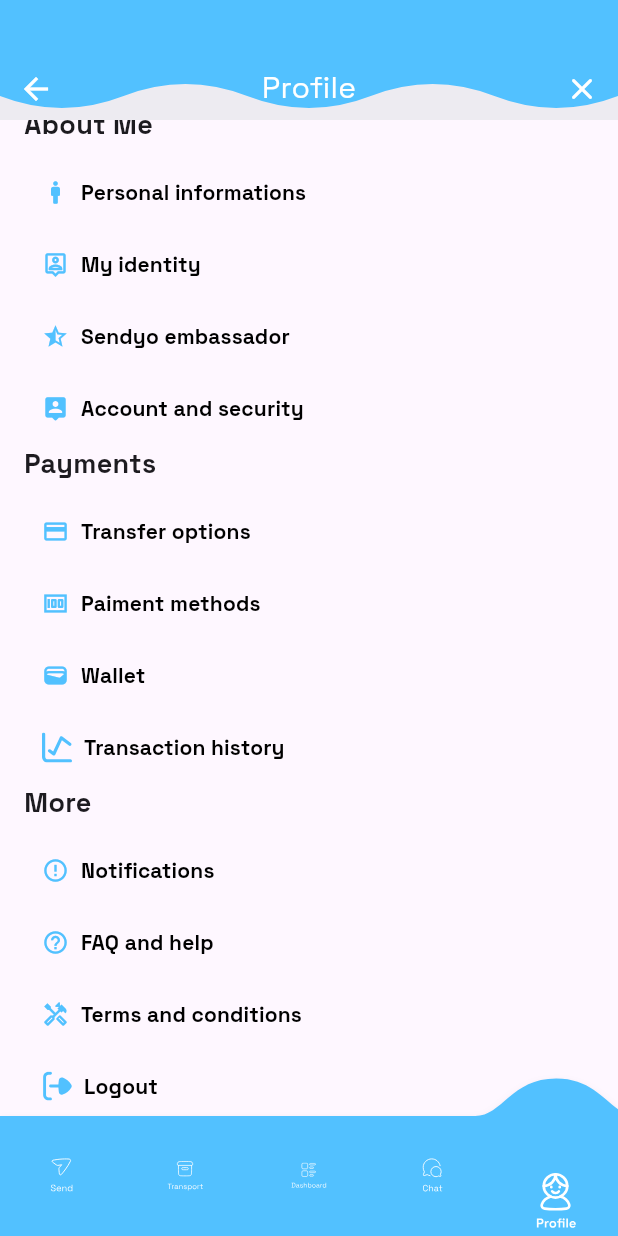
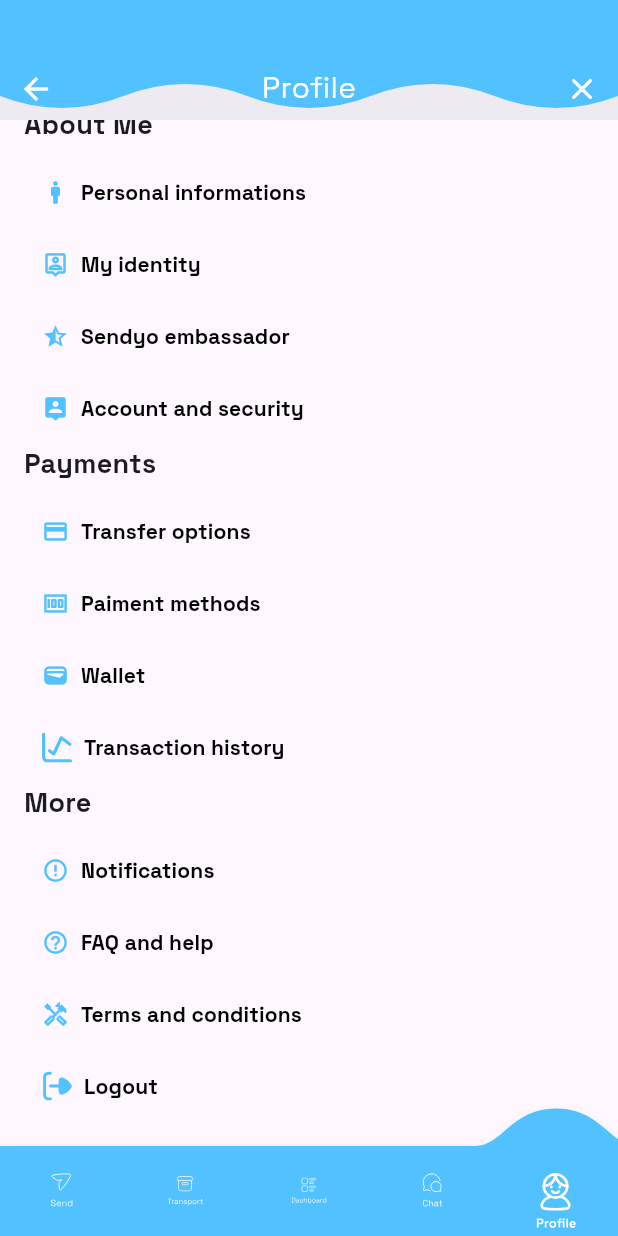
Before and after one commit to OmarHaoui/digitup_test, a Flutter app: the screen it shows after launch, scrolled down 550 dp, on a phone screen of 412 x 824 dp. Run offline on Flutter 3.47's test engine with Material 3 defaults, Android fonts, the phone set to English and light mode, and no system bars; drawn by our look-alikes of convex_bottom_bar; our stand-ins replace flutter_svg.

Commit message:
third commit

```diff
--- a/lib/main.dart
+++ b/lib/main.dart
@@ -18,7 +18,7 @@ class MyApp extends StatelessWidget {
         fontFamily: 'Space Grotesk',
         primaryColor: primaryColor,
       ),
-      home: ProfileScreen(),
+      home: const ProfileScreen(),
     );
   }
 }
--- a/lib/utils/widgets.dart
+++ b/lib/utils/widgets.dart
@@ -39,4 +39,4 @@ class ThreePeakWavesClipper extends CustomClipper<Path> {
 svgIcon(String path) =>
     SvgPicture.asset(path, width: 20.0, height: 20.0, color: primaryColor);
 svgIcon2(String path) =>
-    SvgPicture.asset(path, width: 50.0, height: 50.0, color: Colors.white);
+    SvgPicture.asset(path, width: 60.0, height: 60.0, color: Colors.white);
--- a/lib/view/home_page.dart
+++ b/lib/view/home_page.dart
@@ -1,19 +1,12 @@
-// ignore_for_file: prefer_const_constructors, prefer_const_literals_to_create_immutables
-
-import 'dart:math';
-
 import 'package:convex_bottom_bar/convex_bottom_bar.dart';
-import 'package:flutter/cupertino.dart';
-import 'package:curved_navigation_bar/curved_navigation_bar.dart';
 import 'package:flutter/material.dart';
-import 'package:flutter/rendering.dart';
-import 'package:flutter/widgets.dart';
-import 'package:flutter_svg/flutter_svg.dart';
 
 import '../utils/constants.dart';
 import '../utils/widgets.dart';
 
 class ProfileScreen extends StatefulWidget {
+  const ProfileScreen({super.key});
+
   @override
   State<ProfileScreen> createState() => _ProfileScreenState();
 }
@@ -38,7 +31,7 @@ class _ProfileScreenState extends State<ProfileScreen> {
     return Scaffold(
       appBar: AppBar(
         toolbarHeight: 80,
-        backgroundColor: Color(0xfff8f8f8),
+        backgroundColor: const Color(0xfff8f8f8),
         //backgroundColor: Colors.transparent,
         flexibleSpace: ClipPath(
           clipper: ThreePeakWavesClipper(),
@@ -53,15 +46,16 @@ class _ProfileScreenState extends State<ProfileScreen> {
                     mainAxisAlignment: MainAxisAlignment.spaceBetween,
                     children: [
                       IconButton(
-                        icon: Icon(Icons.arrow_back, color: Colors.white),
+                        icon: const Icon(Icons.arrow_back, color: Colors.white),
                         onPressed: () {
                           // Handle navigation to menu
                         },
                       ),
-                      Text('Profile',
+                      const Text('Profile',
                           style: TextStyle(color: Colors.white, fontSize: 20)),
                       IconButton(
-                        icon: Icon(Icons.close_rounded, color: Colors.white),
+                        icon: const Icon(Icons.close_rounded,
+                            color: Colors.white),
                         onPressed: () {
                           // Handle navigation to settings
                         },
@@ -85,16 +79,16 @@ class _ProfileScreenState extends State<ProfileScreen> {
                   child: ListView(
                     children: [
                       Container(
-                        decoration: BoxDecoration(
+                        decoration: const BoxDecoration(
                           borderRadius: BorderRadius.only(
                             bottomLeft: Radius.circular(30),
                             bottomRight: Radius.circular(30),
                           ),
                           color: Color(0xffF8F8F8),
                         ),
-                        padding: EdgeInsets.only(top: 10),
+                        padding: const EdgeInsets.only(top: 10),
                         child: Padding(
-                          padding: EdgeInsets.only(
+                          padding: const EdgeInsets.only(
                               bottom: 8, left: 8, right: 8, top: 0),
                           child: Row(
                             crossAxisAlignment: CrossAxisAlignment.center,
@@ -106,7 +100,7 @@ class _ProfileScreenState extends State<ProfileScreen> {
                                     color: primaryColor,
                                     width: 2.0,
                                   ),
-                                  image: DecorationImage(
+                                  image: const DecorationImage(
                                     image: AssetImage(
                                         'assets/images/profileImage.png'), // Replace with your image path
                                     fit: BoxFit.cover,
@@ -114,24 +108,24 @@ class _ProfileScreenState extends State<ProfileScreen> {
                                         .topCenter, // Aligns the image to the top
                                   ),
                                 ),
-                                child: CircleAvatar(
+                                child: const CircleAvatar(
                                   // Profile picture
                                   radius: 50.0,
                                   backgroundColor: Colors.transparent,
                                 ),
                               ),
-                              SizedBox(width: 16.0),
+                              const SizedBox(width: 16.0),
                               Column(
                                 crossAxisAlignment: CrossAxisAlignment.start,
                                 mainAxisAlignment: MainAxisAlignment.center,
                                 children: [
-                                  Text(
+                                  const Text(
                                     'Maryam.Bernoussy', // Replace with your name
                                     style: TextStyle(
                                         fontSize: 18.0,
                                         fontWeight: FontWeight.bold),
                                   ),
-                                  Row(
+                                  const Row(
                                     children: [
                                       Text('Member since '),
                                       Text('6th March 2024',
@@ -140,8 +134,8 @@ class _ProfileScreenState extends State<ProfileScreen> {
                                     ],
                                   ),
                                   Container(
-                                    margin:
-                                        EdgeInsets.only(top: 5.0, bottom: 10),
+                                    margin: const EdgeInsets.only(
+                                        top: 5.0, bottom: 10),
                                     height: 5,
                                     width: 30,
                                     decoration: BoxDecoration(
@@ -153,7 +147,7 @@ class _ProfileScreenState extends State<ProfileScreen> {
                                   Container(
                                     height: 100,
                                     width: 215,
-                                    child: Text(
+                                    child: const Text(
                                       softWrap: true,
                                       'Insert a mini bio below. Share a snippet about yourself—interests, background, or achievements—to give others a quick glimpse of who you are.',
                                       style: TextStyle(
@@ -163,7 +157,8 @@ class _ProfileScreenState extends State<ProfileScreen> {
                                   ),
                                   IconButton(
                                     onPressed: () {},
-                                    icon: Icon(Icons.edit_calendar_rounded),
+                                    icon:
+                                        const Icon(Icons.edit_calendar_rounded),
                                   )
                                 ],
                               ),
@@ -178,14 +173,14 @@ class _ProfileScreenState extends State<ProfileScreen> {
                           crossAxisAlignment: CrossAxisAlignment.start,
                           children: [
                             // Profile details
-                            Text(
+                            const Text(
                               'My Stories',
                               style: TextStyle(
                                 fontSize: 18.0,
                                 fontWeight: FontWeight.bold,
                               ),
                             ),
-                            SizedBox(height: 8.0),
+                            const SizedBox(height: 8.0),
                             Container(
                               height: screenHeight(context) / 3.4,
                               child: ListView.builder(
@@ -198,7 +193,7 @@ class _ProfileScreenState extends State<ProfileScreen> {
                                             //TODO: Add a new story
                                           },
                                           child: Container(
-                                            margin: EdgeInsets.only(
+                                            margin: const EdgeInsets.only(
                                                 right: 8, bottom: 40),
                                             width: screenWidth(context) / 2.7,
                                             height: screenHeight(context) / 3.4,
@@ -235,7 +230,7 @@ class _ProfileScreenState extends State<ProfileScreen> {
                                           child: Stack(
                                             children: [
                                               Container(
-                                                margin: EdgeInsets.only(
+                                                margin: const EdgeInsets.only(
                                                     bottom: 40.0),
                                                 height: double.infinity,
                                                 width:
@@ -258,6 +253,7 @@ class _ProfileScreenState extends State<ProfileScreen> {
                                                 child: Center(
                                                   child: Container(
                                                     decoration: BoxDecoration(
+                                                      color: Colors.white,
                                                       shape: BoxShape.circle,
                                                       border: Border.all(
                                                           color: Colors.grey,
@@ -272,7 +268,7 @@ class _ProfileScreenState extends State<ProfileScreen> {
                                                       onPressed: () {
                                                         //TODO: delete the story
                                                       },
-                                                      icon: Icon(
+                                                      icon: const Icon(
                                                         Icons.close_rounded,
                                                         color: Colors.grey,
                                                         size: 30.0,
@@ -287,15 +283,15 @@ class _ProfileScreenState extends State<ProfileScreen> {
                                 },
                               ),
                             ),
-                            SizedBox(height: 16.0),
+                            const SizedBox(height: 16.0),
                             // **My about me section**
-                            Text('About Me',
+                            const Text('About Me',
                                 style: TextStyle(
                                   fontSize: 18.0,
                                   fontWeight: FontWeight.w700,
                                 )),
 
-                            SizedBox(height: 8.0),
+                            const SizedBox(height: 8.0),
                             TextButton(
                               onPressed: () {
                                 //TODO: Navigate to the personal information screen
@@ -304,10 +300,10 @@ class _ProfileScreenState extends State<ProfileScreen> {
                                 children: [
                                   Icon(Icons.man_rounded, color: primaryColor),
 
-                                  SizedBox(
+                                  const SizedBox(
                                       width:
                                           8.0), // Add some spacing between icon and text
-                                  Expanded(
+                                  const Expanded(
                                     child: Text(
                                       'Personal informations',
                                       style: TextStyle(
@@ -324,10 +320,10 @@ class _ProfileScreenState extends State<ProfileScreen> {
                                 children: [
                                   Icon(Icons.person_pin_outlined,
                                       color: primaryColor),
-                                  SizedBox(
+                                  const SizedBox(
                                       width:
                                           8.0), // Add some spacing between icon and text
-                                  Expanded(
+                                  const Expanded(
                                       child: Text(
                                     'My identity',
                                     style: TextStyle(
@@ -343,10 +339,10 @@ class _ProfileScreenState extends State<ProfileScreen> {
                                 children: [
                                   Icon(Icons.star_half_outlined,
                                       color: primaryColor),
-                                  SizedBox(
+                                  const SizedBox(
                                       width:
                                           8.0), // Add some spacing between icon and text
-                                  Expanded(
+                                  const Expanded(
                                       child: Text(
                                     'Sendyo embassador',
                                     style: TextStyle(
@@ -362,10 +358,10 @@ class _ProfileScreenState extends State<ProfileScreen> {
                                 children: [
                                   Icon(Icons.person_pin_rounded,
                                       color: primaryColor),
-                                  SizedBox(
+                                  const SizedBox(
                                       width:
                                           8.0), // Add some spacing between icon and text
-                                  Expanded(
+                                  const Expanded(
                                       child: Text(
                                     'Account and security',
                                     style: TextStyle(
@@ -378,20 +374,20 @@ class _ProfileScreenState extends State<ProfileScreen> {
                             // **End of the about me section**
 
                             // **My payments section**
-                            Text('Payments',
+                            const Text('Payments',
                                 style: TextStyle(
                                     fontSize: 18.0,
                                     fontWeight: FontWeight.w700)),
-                            SizedBox(height: 8.0),
+                            const SizedBox(height: 8.0),
                             TextButton(
                               onPressed: () {},
                               child: Row(
                                 children: [
                                   Icon(Icons.credit_card, color: primaryColor),
-                                  SizedBox(
+                                  const SizedBox(
                                       width:
                                           8.0), // Add some spacing between icon and text
-                                  Expanded(
+                                  const Expanded(
                                       child: Text(
                                     'Transfer options',
                                     style: TextStyle(
@@ -406,10 +402,10 @@ class _ProfileScreenState extends State<ProfileScreen> {
                               child: Row(
                                 children: [
                                   Icon(Icons.money, color: primaryColor),
-                                  SizedBox(
+                                  const SizedBox(
                                       width:
                                           8.0), // Add some spacing between icon and text
-                                  Expanded(
+                                  const Expanded(
                                       child: Text(
                                     'Paiment methods',
                                     style: TextStyle(
@@ -424,10 +420,10 @@ class _ProfileScreenState extends State<ProfileScreen> {
                               child: Row(
                                 children: [
                                   Icon(Icons.wallet, color: primaryColor),
-                                  SizedBox(
+                                  const SizedBox(
                                       width:
                                           8.0), // Add some spacing between icon and text
-                                  Expanded(
+                                  const Expanded(
                                       child: Text(
                                     'Wallet',
                                     style: TextStyle(
@@ -442,10 +438,10 @@ class _ProfileScreenState extends State<ProfileScreen> {
                               child: Row(
                                 children: [
                                   svgIcon('assets/images/svg/MoneyGraph.svg'),
-                                  SizedBox(
+                                  const SizedBox(
                                       width:
                                           8.0), // Add some spacing between icon and text
-                                  Expanded(
+                                  const Expanded(
                                       child: Text(
                                     'Transaction history',
                                     style: TextStyle(
@@ -457,21 +453,21 @@ class _ProfileScreenState extends State<ProfileScreen> {
                             ),
                             // **End of the payments section**
                             // **More section**
-                            Text('More',
+                            const Text('More',
                                 style: TextStyle(
                                     fontSize: 18.0,
                                     fontWeight: FontWeight.w700)),
-                            SizedBox(height: 8.0),
+                            const SizedBox(height: 8.0),
                             TextButton(
                               onPressed: () {},
                               child: Row(
                                 children: [
                                   Icon(Icons.error_outline,
                                       color: primaryColor),
-                                  SizedBox(
+                                  const SizedBox(
                                       width:
                                           8.0), // Add some spacing between icon and text
-                                  Expanded(
+                                  const Expanded(
                                       child: Text(
                                     'Notifications',
                                     style: TextStyle(
@@ -486,10 +482,10 @@ class _ProfileScreenState extends State<ProfileScreen> {
                               child: Row(
                                 children: [
                                   Icon(Icons.help_outline, color: primaryColor),
-                                  SizedBox(
+                                  const SizedBox(
                                       width:
                                           8.0), // Add some spacing between icon and text
-                                  Expanded(
+                                  const Expanded(
                                       child: Text(
                                     'FAQ and help',
                                     style: TextStyle(
@@ -505,10 +501,10 @@ class _ProfileScreenState extends State<ProfileScreen> {
                                 children: [
                                   Icon(Icons.handyman_outlined,
                                       color: primaryColor),
-                                  SizedBox(
+                                  const SizedBox(
                                       width:
                                           8.0), // Add some spacing between icon and text
-                                  Expanded(
+                                  const Expanded(
                                       child: Text(
                                     'Terms and conditions',
                                     style: TextStyle(
@@ -523,10 +519,10 @@ class _ProfileScreenState extends State<ProfileScreen> {
                               child: Row(
                                 children: [
                                   svgIcon('assets/images/svg/logout.svg'),
-                                  SizedBox(
+                                  const SizedBox(
                                       width:
                                           8.0), // Add some spacing between icon and text
-                                  Expanded(
+                                  const Expanded(
                                       child: Text(
                                     'Logout',
                                     style: TextStyle(
@@ -550,9 +546,9 @@ class _ProfileScreenState extends State<ProfileScreen> {
         ],
       ),
       bottomNavigationBar: ConvexAppBar(
-        height: 80,
+        height: 60,
         onTap: _onItemTapped,
-        activeColor: Color(0xff133BB7),
+        activeColor: const Color(0xff133BB7),
         style: TabStyle.react,
         items: [
           TabItem(icon: sendIcon),
@@ -564,56 +560,6 @@ class _ProfileScreenState extends State<ProfileScreen> {
         initialActiveIndex: _selectedIndex,
         backgroundColor: primaryColor,
       ),
-      // bottomNavigationBar: BottomNavigationBar(
-      //   backgroundColor: primaryColor, // Adjust color as needed
-      //   selectedItemColor: selectedNavTabBarColor,
-      //   unselectedItemColor: Colors.white,
-      //   type: BottomNavigationBarType.shifting, // This makes the icons animate
-      //   currentIndex:
-      //       _selectedIndex, // This will be updated when a new item is tapped
-      //   onTap: _onItemTapped, // Handles taps
-      //   items: [
-      //     BottomNavigationBarItem(
-      //       icon: Icon(Icons.send),
-      //       label: 'Send',
-      //       backgroundColor: primaryColor, // This is needed for the animation
-      //     ),
-      //     BottomNavigationBarItem(
-      //       icon: Icon(Icons.directions_car),
-      //       label: 'Transport',
-      //       backgroundColor: primaryColor, // This is needed for the animation
-      //     ),
-      //     BottomNavigationBarItem(
-      //       icon: Icon(Icons.dashboard),
-      //       label: 'Dashboard',
-      //       backgroundColor: primaryColor, // This is needed for the animation
-      //     ),
-      //     BottomNavigationBarItem(
-      //       icon: Icon(Icons.chat),
-      //       label: 'Chat',
-      //       backgroundColor: primaryColor, // This is needed for the animation
-      //     ),
-      //     BottomNavigationBarItem(
-      //       icon: Icon(Icons.person),
-      //       label: 'Profile',
-      //       backgroundColor: primaryColor, // This is needed for the animation
-      //     ),
-      //   ],
-      // ),
-
-//----------------------------------
-
-      // bottomNavigationBar: CurvedNavigationBar(
-      //   backgroundColor: Colors.blueAccent,
-      //   items: <Widget>[
-      //     Icon(Icons.send),
-      //     Icon(Icons.directions_car),
-      //     Icon(Icons.dashboard),
-      //     Icon(Icons.chat),
-      //     Icon(Icons.person),
-      //   ],
-      //   onTap: _onItemTapped,
-      // ),
     );
   }
 }
```
